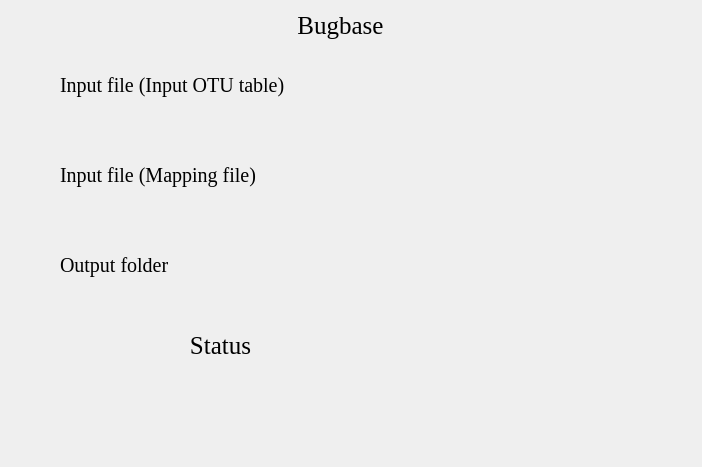
Above: Bugbase.ui from hzaurzli/MicroWorldOmics before the change. Below: the same form after it.
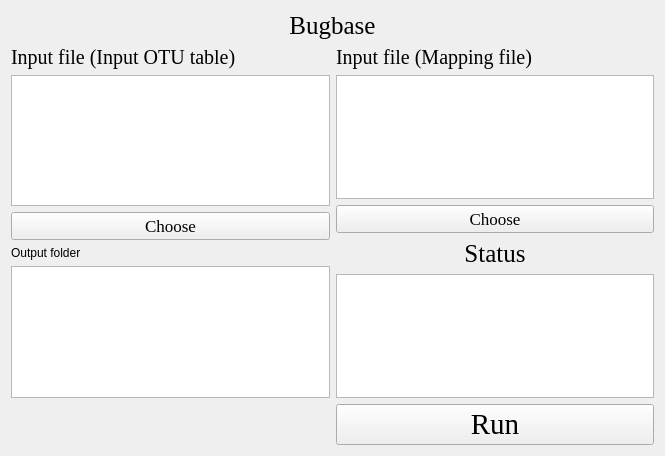
That is the form after the change. Icons and pictures are not drawn.

```diff
--- a/Bugbase.ui
+++ b/Bugbase.ui
@@ -6,8 +6,8 @@
    <rect>
     <x>0</x>
     <y>0</y>
-    <width>702</width>
-    <height>467</height>
+    <width>665</width>
+    <height>456</height>
    </rect>
   </property>
   <property name="windowTitle">
@@ -16,15 +16,74 @@
   <property name="styleSheet">
    <string notr="true">background-image: url(D:/Documents/Desktop/bb.png)</string>
   </property>
+  <layout class="QGridLayout" name="gridLayout_4">
+   <item row="1" column="1">
+    <layout class="QGridLayout" name="gridLayout_3">
+     <item row="0" column="0">
+      <widget class="QLabel" name="label_3">
+       <property name="font">
+        <font>
+         <family>Times New Roman</family>
+         <pointsize>15</pointsize>
+        </font>
+       </property>
+       <property name="text">
+        <string>Input file (Mapping file)</string>
+       </property>
+       <property name="alignment">
+        <set>Qt::AlignLeading|Qt::AlignLeft|Qt::AlignVCenter</set>
+       </property>
+      </widget>
+     </item>
+     <item row="1" column="0">
+      <widget class="QTextBrowser" name="textBrowser_3">
+       <property name="styleSheet">
+        <string notr="true">background-image: url(D:/Documents/Desktop/white.png)</string>
+       </property>
+      </widget>
+     </item>
+     <item row="3" column="0">
+      <widget class="QLabel" name="label_4">
+       <property name="font">
+        <font>
+         <family>Times New Roman</family>
+         <pointsize>19</pointsize>
+        </font>
+       </property>
+       <property name="text">
+        <string>Status</string>
+       </property>
+       <property name="alignment">
+        <set>Qt::AlignCenter</set>
+       </property>
+      </widget>
+     </item>
+     <item row="4" column="0">
+      <widget class="QTextBrowser" name="textBrowser">
+       <property name="styleSheet">
+        <string notr="true">background-image: url(D:/Documents/Desktop/white.png)</string>
+       </property>
+      </widget>
+     </item>
+     <item row="2" column="0">
+      <widget class="QPushButton" name="pushButton_3">
+       <property name="font">
+        <font>
+         <family>Times New Roman</family>
+         <pointsize>13</pointsize>
+        </font>
+       </property>
+       <property name="text">
+        <string>Choose</string>
+       </property>
+      </widget>
+     </item>
+    </layout>
+   </item>
+   <item row="0" column="0" colspan="2">
+    <layout class="QGridLayout" name="gridLayout">
+     <item row="0" column="0">
   <widget class="QLabel" name="label">
-   <property name="geometry">
-    <rect>
-     <x>260</x>
-     <y>10</y>
-     <width>161</width>
-     <height>31</height>
-    </rect>
-   </property>
    <property name="font">
     <font>
      <family>Times New Roman</family>
@@ -38,15 +97,40 @@
     <set>Qt::AlignCenter</set>
    </property>
   </widget>
+     </item>
+    </layout>
+   </item>
+   <item row="1" column="0">
+    <layout class="QGridLayout" name="gridLayout_5">
+     <item row="3" column="0">
+      <widget class="QLabel" name="label_5">
+       <property name="text">
+        <string>Output folder</string>
+       </property>
+      </widget>
+     </item>
+     <item row="1" column="0">
+      <widget class="QTextBrowser" name="textBrowser_2">
+       <property name="styleSheet">
+        <string notr="true">background-image: url(D:/Documents/Desktop/white.png)</string>
+       </property>
+      </widget>
+     </item>
+     <item row="2" column="0">
+      <widget class="QPushButton" name="pushButton_2">
+       <property name="font">
+        <font>
+         <family>Times New Roman</family>
+         <pointsize>13</pointsize>
+        </font>
+       </property>
+       <property name="text">
+        <string>Choose</string>
+       </property>
+      </widget>
+     </item>
+     <item row="0" column="0">
   <widget class="QLabel" name="label_2">
-   <property name="geometry">
-    <rect>
-     <x>60</x>
-     <y>70</y>
-     <width>301</width>
-     <height>31</height>
-    </rect>
-   </property>
    <property name="font">
     <font>
      <family>Times New Roman</family>
@@ -60,72 +144,37 @@
     <set>Qt::AlignLeading|Qt::AlignLeft|Qt::AlignVCenter</set>
    </property>
   </widget>
-  <widget class="QLabel" name="label_4">
-   <property name="geometry">
-    <rect>
-     <x>60</x>
-     <y>250</y>
-     <width>161</width>
-     <height>31</height>
-    </rect>
-   </property>
-   <property name="font">
-    <font>
-     <family>Times New Roman</family>
-     <pointsize>15</pointsize>
-    </font>
-   </property>
-   <property name="text">
-    <string>Output folder</string>
-   </property>
-   <property name="alignment">
-    <set>Qt::AlignLeading|Qt::AlignLeft|Qt::AlignVCenter</set>
-   </property>
-  </widget>
-  <widget class="QLabel" name="label_5">
-   <property name="geometry">
-    <rect>
-     <x>140</x>
-     <y>330</y>
-     <width>161</width>
-     <height>31</height>
-    </rect>
-   </property>
+     </item>
+     <item row="4" column="0">
+      <widget class="QTextBrowser" name="textBrowser_4">
+       <property name="styleSheet">
+        <string notr="true">background-image: url(D:/Documents/Desktop/white.png)</string>
+       </property>
+      </widget>
+     </item>
+    </layout>
+   </item>
+   <item row="2" column="1">
+    <layout class="QGridLayout" name="gridLayout_6">
+     <item row="0" column="0">
+      <widget class="QPushButton" name="pushButton">
    <property name="font">
     <font>
      <family>Times New Roman</family>
-     <pointsize>19</pointsize>
-    </font>
-   </property>
-   <property name="text">
-    <string>Status</string>
-   </property>
-   <property name="alignment">
-    <set>Qt::AlignCenter</set>
-   </property>
-  </widget>
-  <widget class="QLabel" name="label_3">
-   <property name="geometry">
-    <rect>
-     <x>60</x>
-     <y>160</y>
-     <width>291</width>
-     <height>31</height>
-    </rect>
-   </property>
-   <property name="font">
-    <font>
-     <family>Times New Roman</family>
-     <pointsize>15</pointsize>
-    </font>
-   </property>
+         <pointsize>22</pointsize>
+        </font>
+       </property>
+       <property name="styleSheet">
+        <string notr="true">background-image: url(D:/Documents/Desktop/white.png)</string>
+       </property>
    <property name="text">
-    <string>Input file (Mapping file)</string>
-   </property>
-   <property name="alignment">
-    <set>Qt::AlignLeading|Qt::AlignLeft|Qt::AlignVCenter</set>
-   </property>
-  </widget>
+        <string>Run</string>
+       </property>
+      </widget>
+     </item>
+    </layout>
+   </item>
+  </layout>
  </widget>
  <resources/>
  <connections/>
```
Left out of the diff: 6 changed lines with no effect on the pictures. Lines whose indentation alone changed are shown as unchanged.
